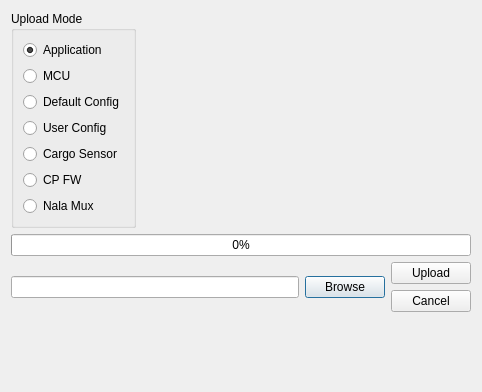
First picture: the form in ui/upload_window.ui, repository msilveus/AtTerminal, before the edit.
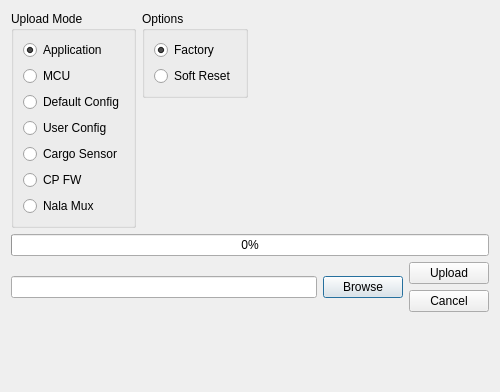
Second picture: the form after the edit. Icons and pictures are not drawn.

Patch:
```diff
--- a/ui/upload_window.ui
+++ b/ui/upload_window.ui
@@ -9,7 +9,7 @@
    <rect>
     <x>0</x>
     <y>0</y>
-    <width>482</width>
+    <width>500</width>
     <height>392</height>
    </rect>
   </property>
@@ -24,20 +24,7 @@
    <string notr="true">font: 12pt &quot;Cascadia Mono&quot;;</string>
   </property>
   <layout class="QGridLayout" name="gridLayout">
-   <item row="0" column="1">
-    <spacer name="horizontalSpacer">
-     <property name="orientation">
-      <enum>Qt::Horizontal</enum>
-     </property>
-     <property name="sizeHint" stdset="0">
-      <size>
-       <width>278</width>
-       <height>20</height>
-      </size>
-     </property>
-    </spacer>
-   </item>
-   <item row="0" column="0">
+   <item row="0" column="0" rowspan="2" colspan="2">
     <widget class="QGroupBox" name="uploadMode">
      <property name="title">
       <string>Upload Mode</string>
@@ -102,7 +89,87 @@
      </layout>
     </widget>
    </item>
-   <item row="1" column="0" colspan="2">
+   <item row="3" column="0">
+    <widget class="QLabel" name="lblStatus">
+     <property name="text">
+      <string/>
+     </property>
+    </widget>
+   </item>
+   <item row="0" column="2" rowspan="2" colspan="2">
+    <layout class="QVBoxLayout" name="verticalLayout_7">
+     <item>
+      <widget class="QGroupBox" name="optionsBox">
+       <property name="title">
+        <string>Options</string>
+       </property>
+       <layout class="QVBoxLayout" name="verticalLayout_6">
+        <item>
+         <layout class="QVBoxLayout" name="verticalLayout_5">
+          <item>
+           <widget class="QRadioButton" name="rbtnFactory">
+            <property name="text">
+             <string>Factory</string>
+            </property>
+            <property name="checked">
+             <bool>true</bool>
+            </property>
+           </widget>
+          </item>
+          <item>
+           <widget class="QRadioButton" name="rbtnReset">
+            <property name="text">
+             <string>Soft Reset</string>
+            </property>
+           </widget>
+          </item>
+         </layout>
+        </item>
+       </layout>
+      </widget>
+     </item>
+     <item>
+      <spacer name="verticalSpacer_2">
+       <property name="orientation">
+        <enum>Qt::Vertical</enum>
+       </property>
+       <property name="sizeHint" stdset="0">
+        <size>
+         <width>20</width>
+         <height>40</height>
+        </size>
+       </property>
+      </spacer>
+     </item>
+    </layout>
+   </item>
+   <item row="4" column="1">
+    <spacer name="verticalSpacer">
+     <property name="orientation">
+      <enum>Qt::Vertical</enum>
+     </property>
+     <property name="sizeHint" stdset="0">
+      <size>
+       <width>20</width>
+       <height>1</height>
+      </size>
+     </property>
+    </spacer>
+   </item>
+   <item row="0" column="4">
+    <spacer name="horizontalSpacer">
+     <property name="orientation">
+      <enum>Qt::Horizontal</enum>
+     </property>
+     <property name="sizeHint" stdset="0">
+      <size>
+       <width>278</width>
+       <height>20</height>
+      </size>
+     </property>
+    </spacer>
+   </item>
+   <item row="2" column="0" colspan="5">
     <layout class="QVBoxLayout" name="verticalLayout_3">
      <item>
       <widget class="QProgressBar" name="progressBar">
@@ -145,26 +212,6 @@
      </item>
     </layout>
    </item>
-   <item row="2" column="0">
-    <spacer name="verticalSpacer">
-     <property name="orientation">
-      <enum>Qt::Vertical</enum>
-     </property>
-     <property name="sizeHint" stdset="0">
-      <size>
-       <width>20</width>
-       <height>1</height>
-      </size>
-     </property>
-    </spacer>
-   </item>
-   <item row="3" column="0" colspan="2">
-    <widget class="QLabel" name="lblStatus">
-     <property name="text">
-      <string/>
-     </property>
-    </widget>
-   </item>
   </layout>
  </widget>
  <resources>
```
